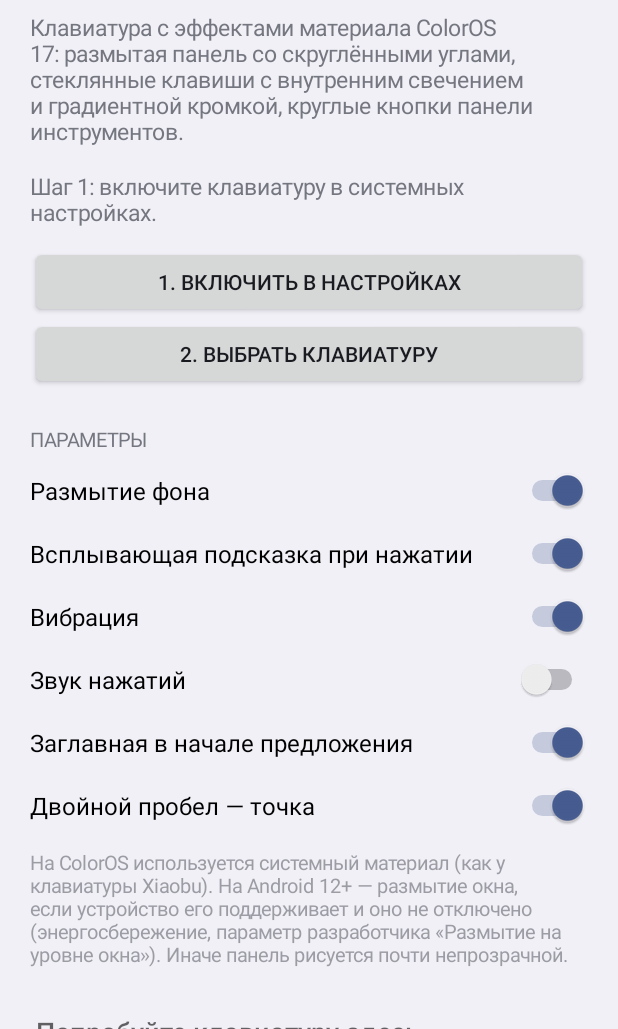
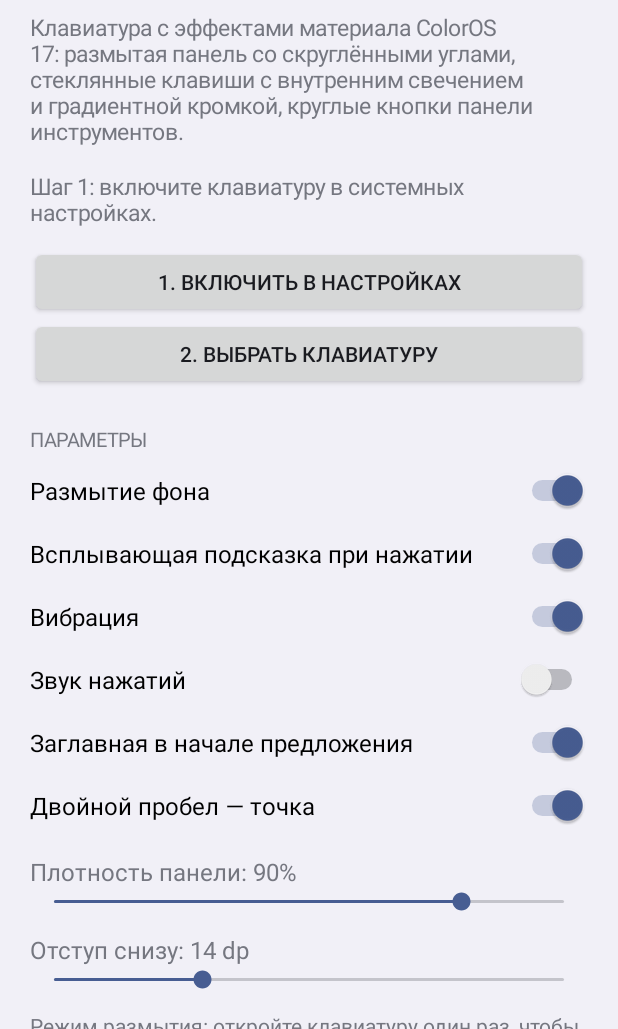
Before and after one commit to ROMSiri/GlassKeyboard1, an Android app: the screen it shows after launch (SettingsActivity), after a tap on "1. ВКЛЮЧИТЬ В НАСТРОЙКАХ", on a phone screen of 412 x 824 dp, the part 207-1236 px from its top. Run offline under Robolectric (Android 15) with nearby library versions, the phone set to English and light mode, and no system bars.

Commit message:
Rounded window blur, opacity and bottom offset settings, single keyboard entry
- Window blur takes rounded corners from a rounded transparent window background
- Window background set only when it changes (avoids relayout loop)
- Panel opacity and bottom offset sliders; blur mode shown in settings
- Drop RU/EN subtypes so the system lists one keyboard
- Pass current blur mode to a recreated keyboard view

Co-Authored-By: Claude Opus 5.5 <noreply@anthropic.com>
Claude-Session: https://claude.ai/code/session_01XQu4UtNoCaWUFQt4kpW55R

```diff
--- a/app/build.gradle.kts
+++ b/app/build.gradle.kts
@@ -10,8 +10,8 @@ android {
         applicationId = "dev.glasskeyboard.ime"
         minSdk = 29          // blur: Android 12+ (31), AGSL material: Android 13+ (33), fallbacks below
         targetSdk = 35
-        versionCode = 1
-        versionName = "1.0"
+        versionCode = 2
+        versionName = "1.1"
     }
 
     buildTypes {
--- a/app/src/main/java/dev/glasskeyboard/ime/Prefs.java
+++ b/app/src/main/java/dev/glasskeyboard/ime/Prefs.java
@@ -6,7 +6,8 @@ import android.content.SharedPreferences;
 /** User settings shared by the keyboard service and the settings screen. */
 final class Prefs {
     static final String VIBRATE = "vibrate", SOUND = "sound", PREVIEW = "preview", BLUR = "blur",
-            AUTO_CAPS = "auto_caps", DOUBLE_SPACE = "double_space", LANGUAGE = "language";
+            AUTO_CAPS = "auto_caps", DOUBLE_SPACE = "double_space", LANGUAGE = "language",
+            OPACITY = "panel_opacity", BOTTOM_OFFSET = "bottom_offset", BLUR_STATUS = "blur_status";
 
     final SharedPreferences sp;
 
@@ -21,6 +22,14 @@ final class Prefs {
     boolean autoCaps() { return sp.getBoolean(AUTO_CAPS, true); }
     boolean doubleSpace() { return sp.getBoolean(DOUBLE_SPACE, true); }
     String language() { return sp.getString(LANGUAGE, "ru"); }
+    /** Panel tint opacity, percent (ColorOS default is 80). */
+    int opacity() { return sp.getInt(OPACITY, 90); }
+    /** Extra space under the bottom row, dp. */
+    int bottomOffset() { return sp.getInt(BOTTOM_OFFSET, 14); }
+    String blurStatus() { return sp.getString(BLUR_STATUS, ""); }
+
+    void setInt(String key, int value) { sp.edit().putInt(key, value).apply(); }
+    void setBlurStatus(String status) { sp.edit().putString(BLUR_STATUS, status).apply(); }
 
     void setLanguage(String lang) { sp.edit().putString(LANGUAGE, lang).apply(); }
     void set(String key, boolean value) { sp.edit().putBoolean(key, value).apply(); }
--- a/app/src/main/java/dev/glasskeyboard/ime/SettingsActivity.java
+++ b/app/src/main/java/dev/glasskeyboard/ime/SettingsActivity.java
@@ -14,12 +14,13 @@ import android.widget.Button;
 import android.widget.EditText;
 import android.widget.LinearLayout;
 import android.widget.ScrollView;
+import android.widget.SeekBar;
 import android.widget.Switch;
 import android.widget.TextView;
 
 /** Setup steps, a few toggles and a test field. Built in code: no extra libraries. */
 public final class SettingsActivity extends Activity {
-    private TextView status;
+    private TextView status, blurStatus;
     private Prefs prefs;
 
     @Override protected void onCreate(Bundle state) {
@@ -75,6 +76,14 @@ public final class SettingsActivity extends Activity {
         addSwitch(root, R.string.opt_auto_caps, Prefs.AUTO_CAPS, true);
         addSwitch(root, R.string.opt_double_space, Prefs.DOUBLE_SPACE, true);
 
+        addSlider(root, R.string.opt_opacity, Prefs.OPACITY, prefs.opacity(), 50, 100, "%");
+        addSlider(root, R.string.opt_bottom, Prefs.BOTTOM_OFFSET, prefs.bottomOffset(), 0, 48, " dp");
+
+        blurStatus = new TextView(this);
+        blurStatus.setTextSize(TypedValue.COMPLEX_UNIT_SP, 14);
+        blurStatus.setPadding(0, dp(12), 0, 0);
+        root.addView(blurStatus);
+
         TextView blurNote = new TextView(this);
         blurNote.setText(R.string.blur_note);
         blurNote.setTextSize(TypedValue.COMPLEX_UNIT_SP, 13);
@@ -112,6 +121,8 @@ public final class SettingsActivity extends Activity {
         }
         String current = Settings.Secure.getString(getContentResolver(), Settings.Secure.DEFAULT_INPUT_METHOD);
         boolean selected = current != null && current.startsWith(getPackageName() + "/");
+        String mode = prefs.blurStatus();
+        blurStatus.setText(getString(R.string.blur_status, mode.isEmpty() ? getString(R.string.blur_unknown) : mode));
         status.setText(selected ? R.string.status_ready : enabled ? R.string.status_enabled : R.string.status_disabled);
     }
 
@@ -125,6 +136,27 @@ public final class SettingsActivity extends Activity {
         root.addView(s, matchWrap());
     }
 
+    private void addSlider(LinearLayout root, int label, String key, int value, int min, int max, String unit) {
+        TextView title = new TextView(this);
+        title.setTextSize(TypedValue.COMPLEX_UNIT_SP, 16);
+        title.setPadding(0, dp(12), 0, 0);
+        String name = getString(label);
+        title.setText(name + ": " + value + unit);
+        root.addView(title);
+        SeekBar bar = new SeekBar(this);
+        bar.setMax(max - min);
+        bar.setProgress(value - min);
+        bar.setOnSeekBarChangeListener(new SeekBar.OnSeekBarChangeListener() {
+            @Override public void onProgressChanged(SeekBar b, int progress, boolean fromUser) {
+                title.setText(name + ": " + (progress + min) + unit);
+                if (fromUser) prefs.setInt(key, progress + min);
+            }
+            @Override public void onStartTrackingTouch(SeekBar b) { }
+            @Override public void onStopTrackingTouch(SeekBar b) { }
+        });
+        root.addView(bar, matchWrap());
+    }
+
     private LinearLayout.LayoutParams matchWrap() {
         return new LinearLayout.LayoutParams(ViewGroup.LayoutParams.MATCH_PARENT, ViewGroup.LayoutParams.WRAP_CONTENT);
     }
--- a/app/src/main/res/values/strings.xml
+++ b/app/src/main/res/values/strings.xml
@@ -2,8 +2,6 @@
 <resources>
     <string name="app_name">Glass Keyboard</string>
     <string name="ime_name">Glass Keyboard</string>
-    <string name="subtype_ru">Русский</string>
-    <string name="subtype_en">English</string>
     <string name="settings_about">Клавиатура с эффектами материала ColorOS 17: размытая панель со скруглёнными углами, стеклянные клавиши с внутренним свечением и градиентной кромкой, круглые кнопки панели инструментов.</string>
     <string name="status_disabled">Шаг 1: включите клавиатуру в системных настройках.</string>
     <string name="status_enabled">Шаг 2: выберите Glass Keyboard как текущую клавиатуру.</string>
@@ -18,5 +16,9 @@
     <string name="opt_auto_caps">Заглавная в начале предложения</string>
     <string name="opt_double_space">Двойной пробел — точка</string>
     <string name="blur_note">На ColorOS используется системный материал (как у клавиатуры Xiaobu). На Android 12+ — размытие окна, если устройство его поддерживает и оно не отключено (энергосбережение, параметр разработчика «Размытие на уровне окна»). Иначе панель рисуется почти непрозрачной.</string>
+    <string name="opt_opacity">Плотность панели</string>
+    <string name="opt_bottom">Отступ снизу</string>
+    <string name="blur_status">Режим размытия: %1$s</string>
+    <string name="blur_unknown">откройте клавиатуру один раз, чтобы определить</string>
     <string name="test_hint">Попробуйте клавиатуру здесь</string>
 </resources>
```
Also changed, not shown: app/src/main/java/dev/glasskeyboard/ime/GlassKeyboardService.java (+8 -1 lines), app/src/main/java/dev/glasskeyboard/ime/KeyboardView.java (+14 -10 lines), app/src/main/java/dev/glasskeyboard/ime/PanelBlur.java (+46 -12 lines), app/src/main/res/xml/method.xml (+2 -10 lines).
